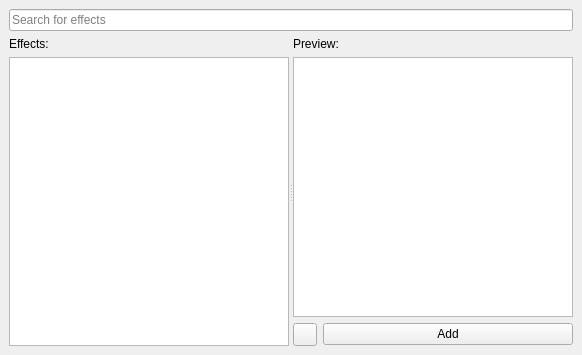
The window that ui/uifiles/special/effectexplorer.ui (timofey260/RWE-Sharp) describes before a commit, drawn with Qt 5.
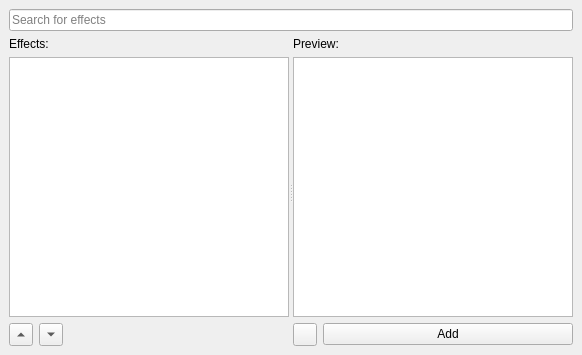
The same window after the commit. Icons and pictures are not drawn. Custom widgets are drawn as their Qt base class.

The edit to the form file:
```diff
--- a/ui/uifiles/special/effectexplorer.ui
+++ b/ui/uifiles/special/effectexplorer.ui
@@ -48,6 +48,43 @@
           </column>
          </widget>
         </item>
+        <item>
+         <layout class="QHBoxLayout" name="horizontalLayout">
+          <item>
+           <widget class="QToolButton" name="Up">
+            <property name="text">
+             <string>...</string>
+            </property>
+            <property name="arrowType">
+             <enum>Qt::ArrowType::UpArrow</enum>
+            </property>
+           </widget>
+          </item>
+          <item>
+           <widget class="QToolButton" name="Down">
+            <property name="text">
+             <string>...</string>
+            </property>
+            <property name="arrowType">
+             <enum>Qt::ArrowType::DownArrow</enum>
+            </property>
+           </widget>
+          </item>
+          <item>
+           <spacer name="horizontalSpacer">
+            <property name="orientation">
+             <enum>Qt::Orientation::Horizontal</enum>
+            </property>
+            <property name="sizeHint" stdset="0">
+             <size>
+              <width>40</width>
+              <height>20</height>
+             </size>
+            </property>
+           </spacer>
+          </item>
+         </layout>
+        </item>
        </layout>
       </widget>
       <widget class="QWidget" name="layoutWidget">
```
